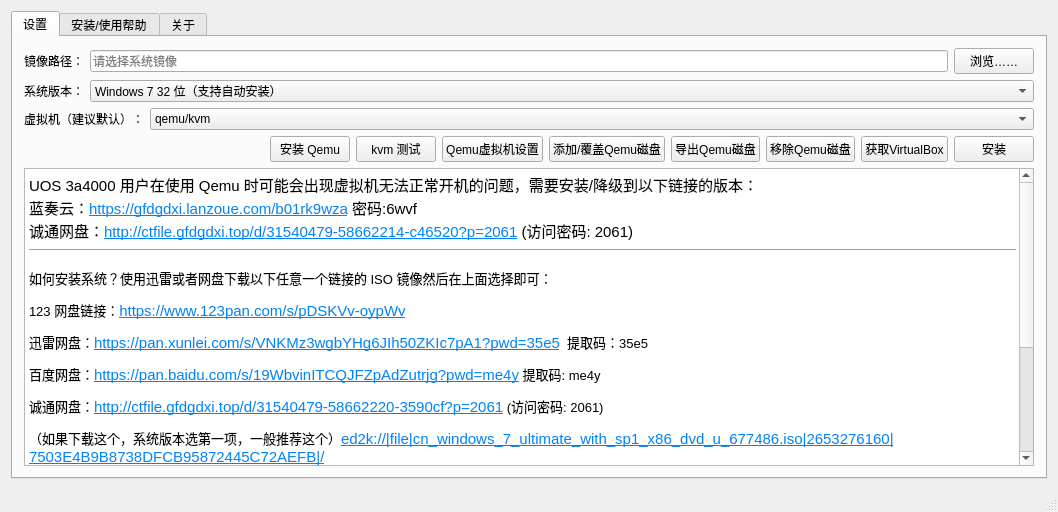
gfdgd-xi/deep-wine-runner, file VM-source/mainwindow.ui: the form before one commit.
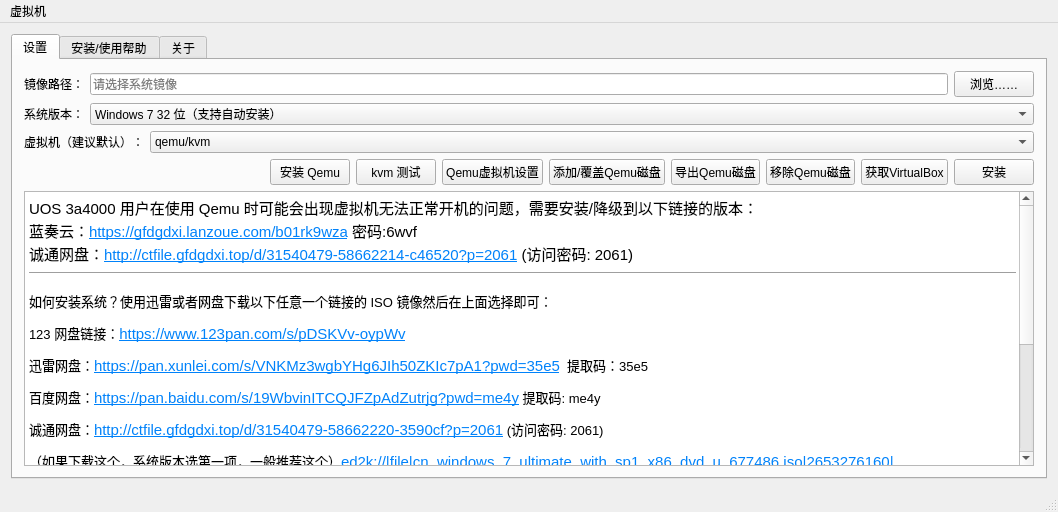
The form after the commit. Icons and pictures are not drawn.

Commit message: 新增虚拟机日志输出和读取功能

Patch:
```diff
--- a/VM-source/mainwindow.ui
+++ b/VM-source/mainwindow.ui
@@ -439,6 +439,23 @@
     <string/>
    </property>
   </widget>
+  <widget class="QMenuBar" name="menuBar">
+   <property name="geometry">
+    <rect>
+     <x>0</x>
+     <y>0</y>
+     <width>1058</width>
+     <height>36</height>
+    </rect>
+   </property>
+   <widget class="QMenu" name="menuVM">
+    <property name="title">
+     <string>虚拟机</string>
+    </property>
+    <addaction name="actionVMLog"/>
+   </widget>
+   <addaction name="menuVM"/>
+  </widget>
   <action name="action">
    <property name="text">
     <string>退出</string>
```
Left out of the diff: 5 changed lines with no effect on the pictures. The commit also changes 5 other files.
